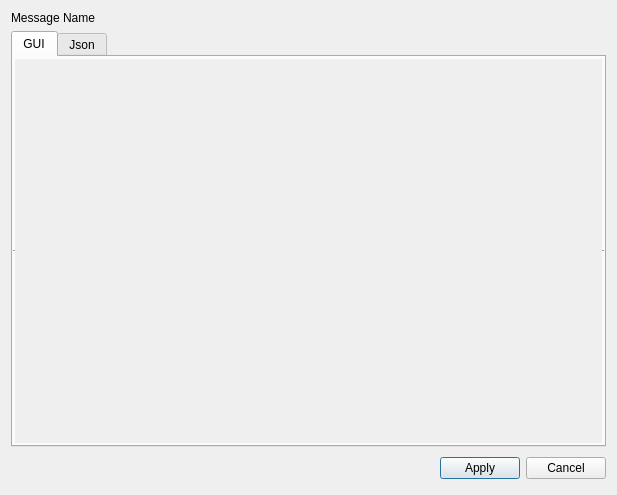
Qt form src/MessageEditor.ui (Marskey/WhiteBox) before a commit.
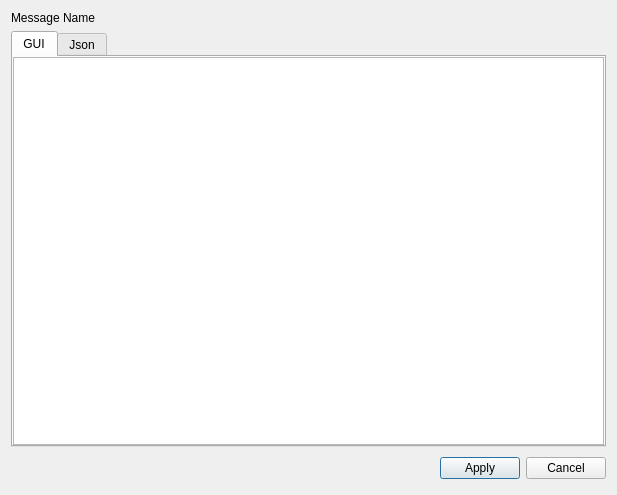
The same form after that commit.

The edit to the form file:
```diff
--- a/src/MessageEditor.ui
+++ b/src/MessageEditor.ui
@@ -13,6 +13,12 @@
   <property name="windowTitle">
    <string>MessageEditor</string>
   </property>
+  <property name="statusTip">
+   <string notr="true"/>
+  </property>
+  <property name="autoFillBackground">
+   <bool>false</bool>
+  </property>
   <layout class="QVBoxLayout" name="verticalLayout">
    <item>
     <widget class="QLabel" name="labelTitle">
@@ -44,11 +50,11 @@
         <number>0</number>
        </property>
        <item row="0" column="0">
-        <widget class="QScrollArea" name="scrollArea">
-         <property name="frameShape">
-          <enum>QFrame::HLine</enum>
+        <widget class="QTreeView" name="treeView">
+         <property name="editTriggers">
+          <set>QAbstractItemView::AllEditTriggers</set>
          </property>
-         <property name="widgetResizable">
+         <property name="dragEnabled">
           <bool>true</bool>
          </property>
          <widget class="QWidget" name="scrollAreaWidgetContents">
```
Left out of the diff: 40 changed lines with no effect on the pictures.
